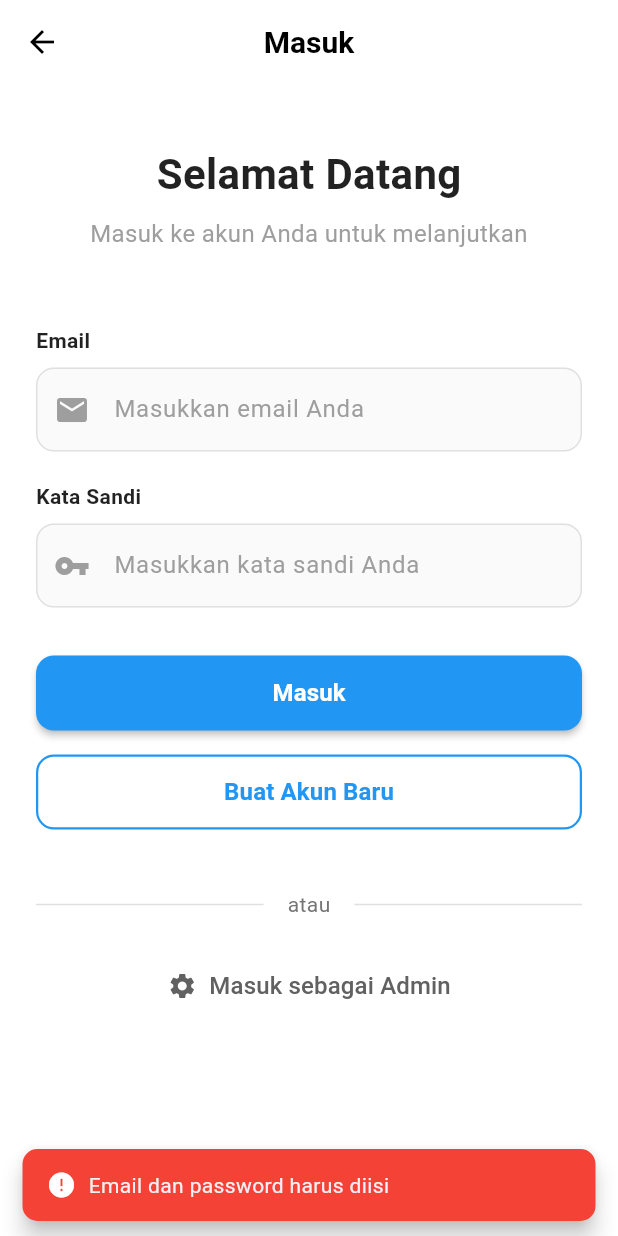
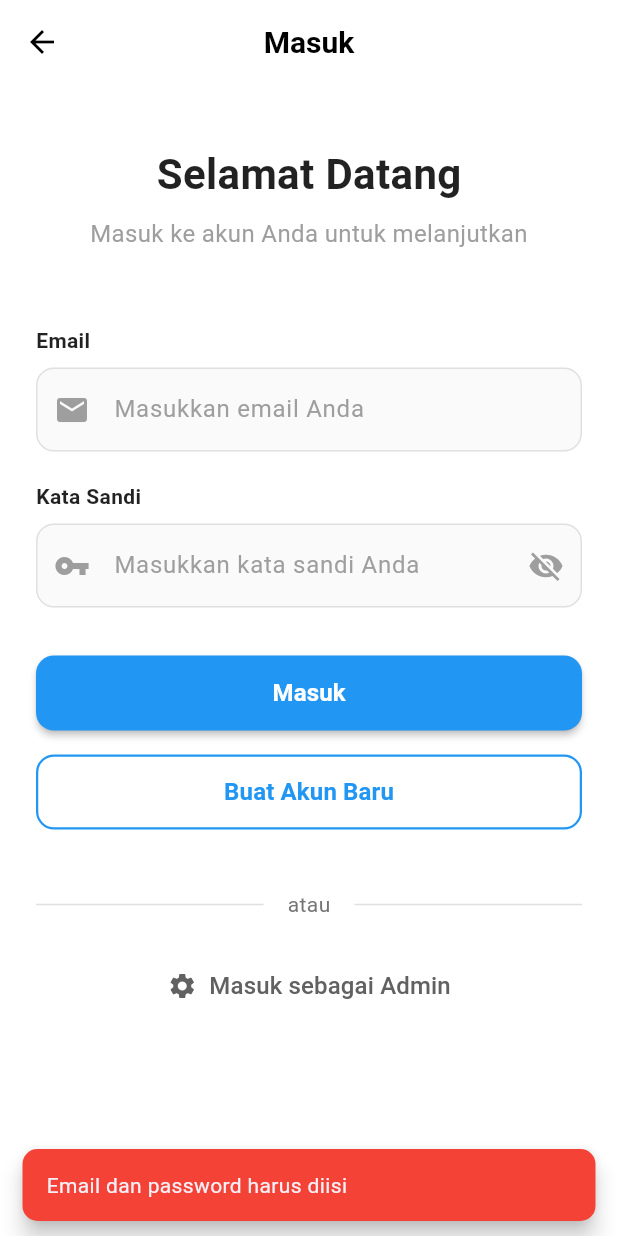
Before and after one commit to alifahfwzy/alianta_gostay, a Flutter app: the LoginUser screen opened directly, after a tap on "Masuk", on a phone screen of 412 x 824 dp. Run offline on Flutter 3.47's test engine with Material 3 defaults, Android fonts, the phone set to English and light mode, and no system bars; our stand-ins replace supabase_flutter; accounts and stored records are empty; network calls fail.

Commit message:
ubah login user

```diff
--- a/lib/login_user.dart
+++ b/lib/login_user.dart
@@ -2,7 +2,6 @@ import 'package:flutter/material.dart';
 import 'beranda.dart';
 import 'buat_akun.dart';
 import 'login_admin.dart';
-import 'services/user_service.dart';
 
 class LoginUser extends StatefulWidget {
   const LoginUser({super.key});
@@ -14,107 +13,13 @@ class LoginUser extends StatefulWidget {
 class _LoginUserState extends State<LoginUser> {
   final TextEditingController _emailController = TextEditingController();
   final TextEditingController _passwordController = TextEditingController();
-  bool _isLoading = false;
-
-  // Helper method untuk validasi email
-  bool _isValidEmail(String email) {
-    return RegExp(
-      r'^[a-zA-Z0-9._%+-]+@[a-zA-Z0-9.-]+\.[a-zA-Z]{2,}$',
-    ).hasMatch(email);
-  }
-
-  // Helper method untuk validasi password
-  bool _isValidPassword(String password) {
-    return password.length >= 5;
-  }
+  bool _obscurePassword = true;
 
   @override
   void dispose() {
     _emailController.dispose();
     _passwordController.dispose();
     super.dispose();
-  }
-
-  // Method untuk menampilkan loading indicator
-  void _setLoading(bool loading) {
-    setState(() {
-      _isLoading = loading;
-    });
-  }
-
-  // Method untuk login user
-  Future<void> _loginUser() async {
-    String email = _emailController.text.trim();
-    String password = _passwordController.text;
-
-    // Validasi input kosong
-    if (email.isEmpty || password.isEmpty) {
-      _showSnackBar('Email dan password harus diisi', Colors.red);
-      return;
-    }
-
-    // Validasi format email
-    if (!_isValidEmail(email)) {
-      _showSnackBar(
-        'Format email tidak valid.\nContoh: user@email.com',
-        Colors.red,
-      );
-      return;
-    }
-
-    // Validasi panjang password
-    if (!_isValidPassword(password)) {
-      _showSnackBar('Password minimal 5 karakter', Colors.red);
-      return;
-    }
-
-    _setLoading(true);
-
-    try {
-      final result = await UserService.loginUser(
-        email: email,
-        password: password,
-      );
-
-      if (result['success']) {
-        _showSnackBar('Login berhasil!', Colors.green);
-        Navigator.pushReplacement(
-          context,
-          MaterialPageRoute(builder: (context) => const BerandaPage()),
-        );
-      } else {
-        _showSnackBar(result['message'], Colors.red);
-      }
-    } catch (e) {
-      _showSnackBar('Terjadi kesalahan: $e', Colors.red);
-    } finally {
-      _setLoading(false);
-    }
-  }
-
-  // Method untuk menampilkan SnackBar
-  void _showSnackBar(String message, Color backgroundColor) {
-    ScaffoldMessenger.of(context).showSnackBar(
-      SnackBar(
-        content: Row(
-          children: [
-            Icon(
-              backgroundColor == Colors.green ? Icons.check : Icons.error,
-              color: Colors.white,
-              size: 20,
-            ),
-            const SizedBox(width: 8),
-            Expanded(
-              child: Text(message, style: const TextStyle(fontSize: 14)),
-            ),
-          ],
-        ),
-        backgroundColor: backgroundColor,
-        behavior: SnackBarBehavior.floating,
-        shape: RoundedRectangleBorder(borderRadius: BorderRadius.circular(10)),
-        duration: const Duration(seconds: 4),
-      ),
-    );
   }
 
   @override
@@ -146,7 +51,6 @@ class _LoginUserState extends State<LoginUser> {
             children: [
               const SizedBox(height: 20),
 
-              // Welcome Message
               const Center(
                 child: Column(
                   children: [
@@ -170,7 +74,6 @@ class _LoginUserState extends State<LoginUser> {
 
               const SizedBox(height: 50),
 
-              // Email Field
               Column(
                 crossAxisAlignment: CrossAxisAlignment.start,
                 children: [
@@ -218,7 +121,6 @@ class _LoginUserState extends State<LoginUser> {
 
               const SizedBox(height: 20),
 
-              // Password Field
               Column(
                 crossAxisAlignment: CrossAxisAlignment.start,
                 children: [
@@ -233,13 +135,26 @@ class _LoginUserState extends State<LoginUser> {
                   const SizedBox(height: 8),
                   TextField(
                     controller: _passwordController,
-                    obscureText: true,
+                    obscureText: _obscurePassword,
                     decoration: InputDecoration(
                       hintText: 'Masukkan kata sandi Anda',
                       hintStyle: TextStyle(color: Colors.grey[500]),
                       filled: true,
                       fillColor: Colors.grey[50],
                       prefixIcon: Icon(Icons.vpn_key, color: Colors.grey[500]),
+                      suffixIcon: IconButton(
+                        icon: Icon(
+                          _obscurePassword
+                              ? Icons.visibility_off
+                              : Icons.visibility,
+                          color: Colors.grey[500],
+                        ),
+                        onPressed: () {
+                          setState(() {
+                            _obscurePassword = !_obscurePassword;
+                          });
+                        },
+                      ),
                       border: OutlineInputBorder(
                         borderRadius: BorderRadius.circular(12),
                         borderSide: BorderSide(color: Colors.grey[300]!),
@@ -266,12 +181,32 @@ class _LoginUserState extends State<LoginUser> {
 
               const SizedBox(height: 32),
 
-              // Login Button
               SizedBox(
                 width: double.infinity,
                 height: 50,
                 child: ElevatedButton(
-                  onPressed: _isLoading ? null : _loginUser,
+                  onPressed: () {
+                    String email = _emailController.text.trim();
+                    String password = _passwordController.text;
+
+                    if (email.isNotEmpty && password.isNotEmpty) {
+                      Navigator.pushReplacement(
+                        context,
+                        MaterialPageRoute(builder: (context) => BerandaPage()),
+                      );
+                    } else {
+                      ScaffoldMessenger.of(context).showSnackBar(
+                        SnackBar(
+                          content: const Text('Email dan password harus diisi'),
+                          backgroundColor: Colors.red,
+                          behavior: SnackBarBehavior.floating,
+                          shape: RoundedRectangleBorder(
+                            borderRadius: BorderRadius.circular(10),
+                          ),
+                        ),
+                      );
+                    }
+                  },
                   style: ElevatedButton.styleFrom(
                     backgroundColor: Colors.blue,
                     foregroundColor: Colors.white,
@@ -280,29 +215,15 @@ class _LoginUserState extends State<LoginUser> {
                       borderRadius: BorderRadius.circular(12),
                     ),
                   ),
-                  child:
-                      _isLoading
-                          ? const SizedBox(
-                            height: 20,
-                            width: 20,
-                            child: CircularProgressIndicator(
-                              color: Colors.white,
-                              strokeWidth: 2,
-                            ),
-                          )
-                          : const Text(
-                            'Masuk',
-                            style: TextStyle(
-                              fontSize: 16,
-                              fontWeight: FontWeight.w600,
-                            ),
-                          ),
+                  child: const Text(
+                    'Masuk',
+                    style: TextStyle(fontSize: 16, fontWeight: FontWeight.w600),
+                  ),
                 ),
               ),
 
               const SizedBox(height: 16),
 
-              // Register Button
               SizedBox(
                 width: double.infinity,
                 height: 50,
@@ -329,7 +250,6 @@ class _LoginUserState extends State<LoginUser> {
 
               const SizedBox(height: 40),
 
-              // Divider
               Row(
                 children: [
                   Expanded(child: Divider(color: Colors.grey[300])),
@@ -346,7 +266,6 @@ class _LoginUserState extends State<LoginUser> {
 
               const SizedBox(height: 20),
 
-              // Admin Login Button
               Center(
                 child: TextButton.icon(
                   onPressed: () {
```
